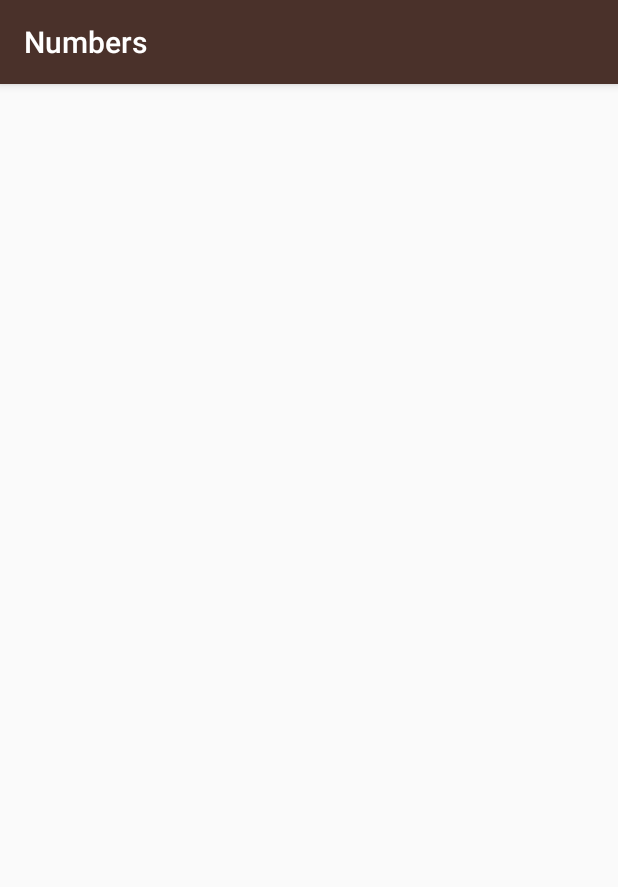
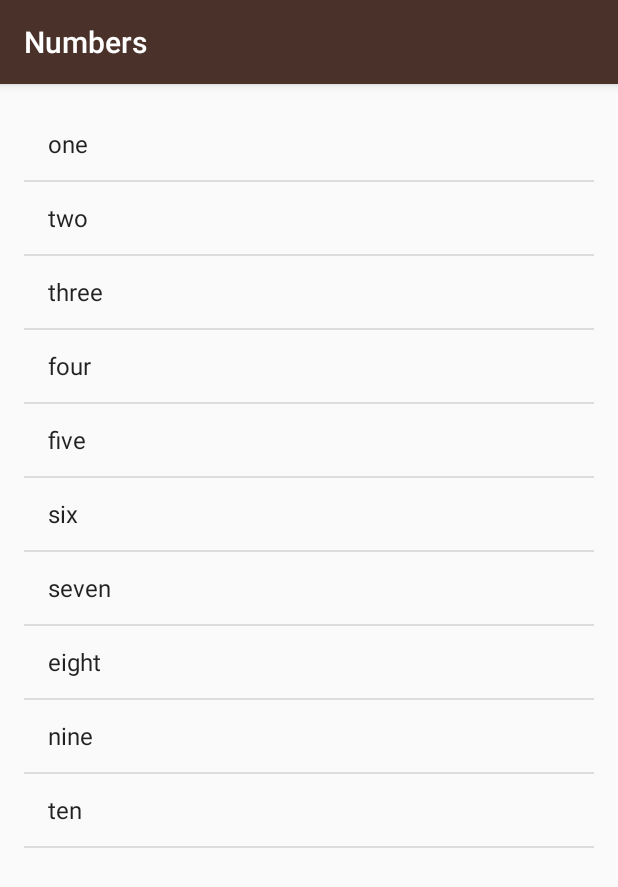
Before and after one commit to sarangdagdu/MiwokTranslator, an Android app: the NumbersActivity screen opened directly, with no data from a screen before it, on a phone screen of 412 x 824 dp. Shown: the top 887 px of the screen. Run offline under Robolectric (Android 15) with nearby library versions, the light colour scheme and no system bars.

Commit message:
Adding ListView and Adapter
1) Converted the layout of Numbers into a ListView.
2) Added a custom layout for each list item that will be needed for displaying
    default and Miwok Translations.
3) Created a new class "Word" that we will use while building a custom
    adapter for our app in future.

```diff
--- a/app/src/main/java/com/example/android/miwok/NumbersActivity.java
+++ b/app/src/main/java/com/example/android/miwok/NumbersActivity.java
@@ -4,6 +4,11 @@ import androidx.appcompat.app.AppCompatActivity;
 
 import android.os.Bundle;
 import android.util.Log;
+import android.widget.ArrayAdapter;
+import android.widget.GridView;
+import android.widget.LinearLayout;
+import android.widget.ListView;
+import android.widget.TextView;
 
 import java.util.ArrayList;
 
@@ -28,8 +33,11 @@ public class NumbersActivity extends AppCompatActivity {
         englishWordsList.add("nine");
         englishWordsList.add("ten");
 
-        for (int i = 0; i < englishWordsList.size(); i++) {
-            Log.v("NumbersActivity", "Word at index " + i + ": " + englishWordsList.get(i));
+        ArrayAdapter<String> itemsAdapter = new ArrayAdapter<String>(this, android.R.layout.simple_list_item_1, englishWordsList);
+
+        ListView listView = findViewById(R.id.list);
+
+        listView.setAdapter(itemsAdapter);
+
         }
     }
-}
--- a/app/src/main/res/layout/activity_numbers.xml
+++ b/app/src/main/res/layout/activity_numbers.xml
@@ -1,9 +1,12 @@
 <?xml version="1.0" encoding="utf-8"?>
-<androidx.constraintlayout.widget.ConstraintLayout xmlns:android="http://schemas.android.com/apk/res/android"
-    xmlns:app="http://schemas.android.com/apk/res-auto"
+<ListView xmlns:android="http://schemas.android.com/apk/res/android"
     xmlns:tools="http://schemas.android.com/tools"
+    android:id="@+id/list"
+    android:orientation="vertical"
     android:layout_width="match_parent"
     android:layout_height="match_parent"
-    tools:context=".NumbersActivity">
-
-</androidx.constraintlayout.widget.ConstraintLayout>
+    android:paddingBottom="@dimen/activity_vertical_margin"
+    android:paddingLeft="@dimen/activity_horizontal_margin"
+    android:paddingRight="@dimen/activity_horizontal_margin"
+    android:paddingTop="@dimen/activity_vertical_margin"
+    tools:context="com.example.android.miwok.NumbersActivity"/>
```
Also changed, not shown: app/src/main/java/com/example/android/miwok/Word.java (added, +23 -0 lines), app/src/main/res/layout/list_item.xml (added, +22 -0 lines).
